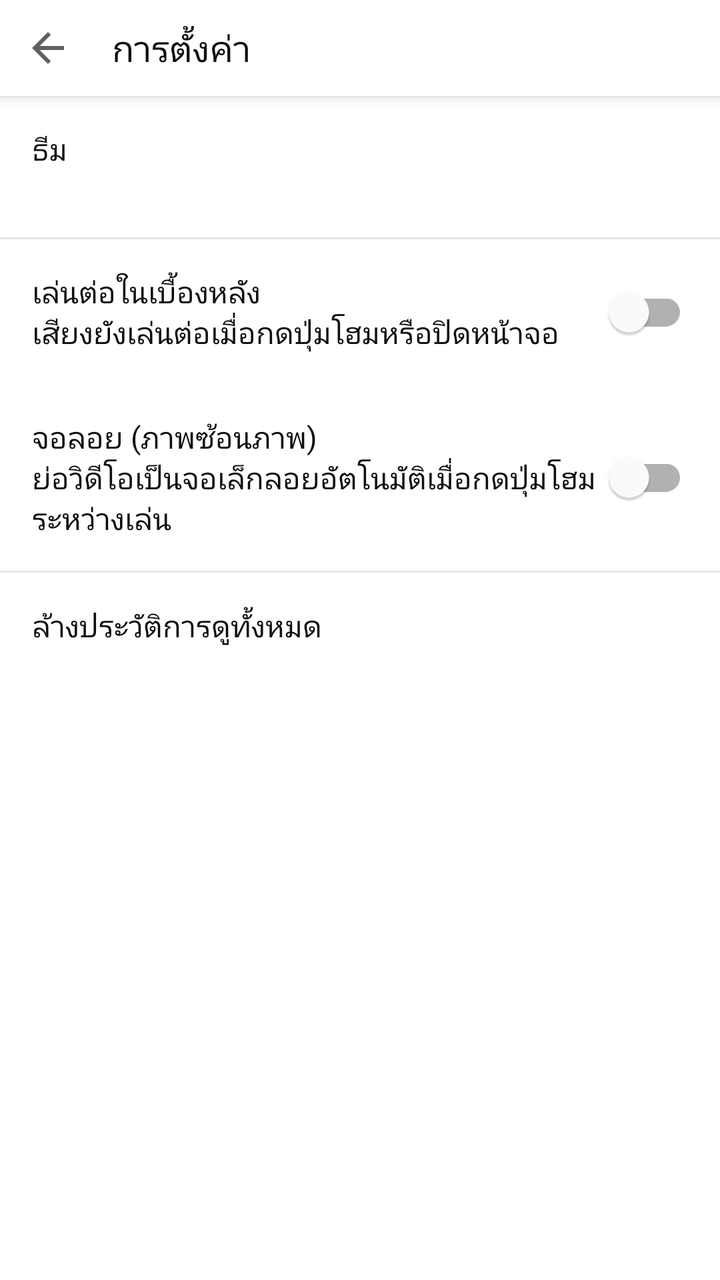
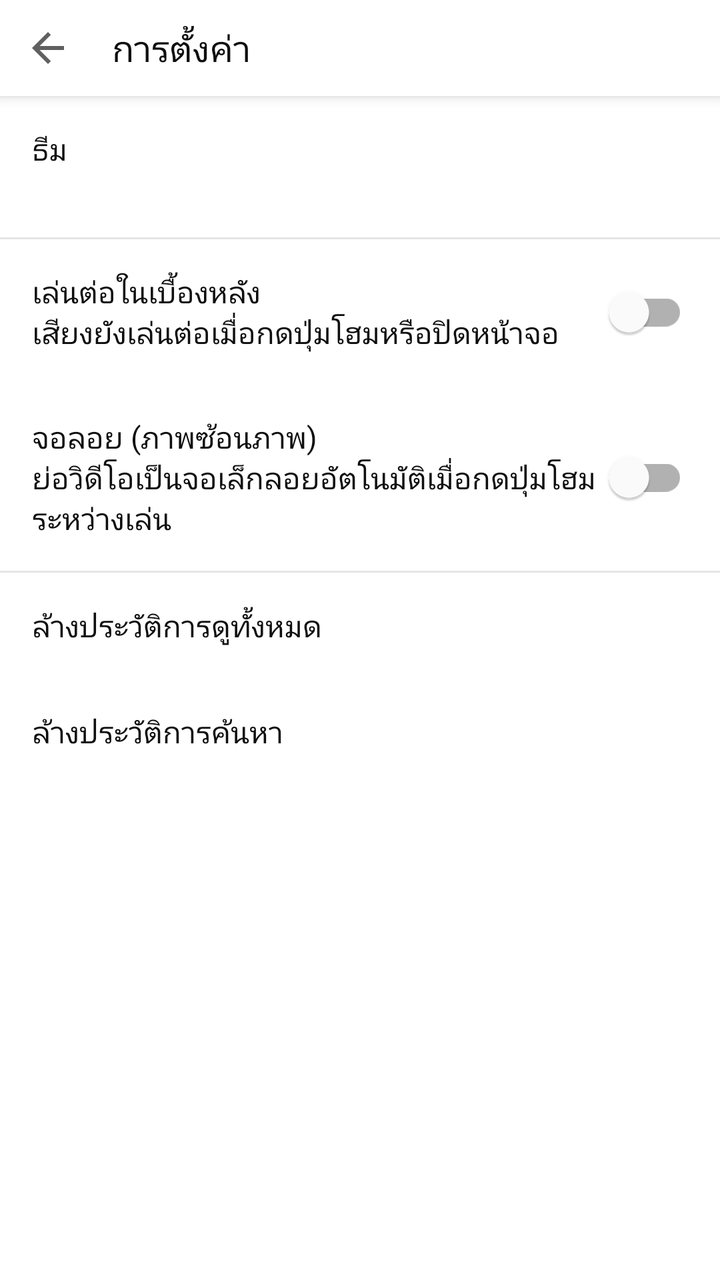

An Android layout rendered at two revisions. The XML below is the earlier revision; the diff shows what the commit changed to produce the second picture.
<!-- AndroidManifest.xml: application theme Theme.YTClassic -->
<!-- res/layout/activity_settings.xml -->
<LinearLayout xmlns:android="http://schemas.android.com/apk/res/android" android:id="@+id/root" android:layout_width="match_parent" android:layout_height="match_parent"
    android:orientation="vertical" android:background="@color/bg">
  <LinearLayout android:layout_width="match_parent" android:layout_height="48dp" android:orientation="horizontal" android:gravity="center_vertical" android:background="@color/bg" android:elevation="4dp">
    <ImageButton android:id="@+id/btnBack" android:layout_width="48dp" android:layout_height="48dp" android:background="?attr/selectableItemBackgroundBorderless" android:src="@drawable/ic_back" android:contentDescription="@string/back"/>
    <TextView android:layout_width="0dp" android:layout_weight="1" android:layout_height="wrap_content" android:layout_marginStart="8dp" android:text="การตั้งค่า" android:textColor="@color/text1" android:textSize="18sp"/>
  </LinearLayout>
  <ScrollView android:layout_width="match_parent" android:layout_height="match_parent">
    <LinearLayout android:layout_width="match_parent" android:layout_height="wrap_content" android:orientation="vertical">
      <LinearLayout android:id="@+id/rowTheme" android:layout_width="match_parent" android:layout_height="wrap_content" android:orientation="vertical" android:padding="16dp" android:background="?attr/selectableItemBackground">
        <TextView android:layout_width="wrap_content" android:layout_height="wrap_content" android:text="ธีม" android:textColor="@color/text1" android:textSize="15sp"/>
        <TextView android:id="@+id/themeValue" android:layout_width="wrap_content" android:layout_height="wrap_content" android:textColor="@color/text2" android:textSize="13sp"/>
      </LinearLayout>
      <View android:layout_width="match_parent" android:layout_height="1dp" android:background="@color/divider"/>
      <com.google.android.material.switchmaterial.SwitchMaterial android:id="@+id/swBackground" android:layout_width="match_parent" android:layout_height="wrap_content" android:padding="16dp"
          android:text="เล่นต่อในเบื้องหลัง\nเสียงยังเล่นต่อเมื่อกดปุ่มโฮมหรือปิดหน้าจอ" android:textColor="@color/text1" android:textSize="15sp"/>
      <com.google.android.material.switchmaterial.SwitchMaterial android:id="@+id/swPip" android:layout_width="match_parent" android:layout_height="wrap_content" android:padding="16dp"
          android:text="จอลอย (ภาพซ้อนภาพ)\nย่อวิดีโอเป็นจอเล็กลอยอัตโนมัติเมื่อกดปุ่มโฮมระหว่างเล่น" android:textColor="@color/text1" android:textSize="15sp"/>
      <View android:layout_width="match_parent" android:layout_height="1dp" android:background="@color/divider"/>
      <TextView android:id="@+id/rowClearHistory" android:layout_width="match_parent" android:layout_height="wrap_content" android:padding="16dp" android:background="?attr/selectableItemBackground"
          android:text="ล้างประวัติการดูทั้งหมด" android:textColor="@color/text1" android:textSize="15sp"/>
      <TextView android:id="@+id/version" android:layout_width="match_parent" android:layout_height="wrap_content" android:padding="16dp" android:textColor="@color/text3" android:textSize="12sp"/>
    </LinearLayout>
  </ScrollView>
</LinearLayout>
<!-- resources referenced by this layout -->
<resources>
  <color name="bg">#FFFFFF</color>
  <color name="divider">#E5E5E5</color>
  <color name="text1">#0F0F0F</color>
  <color name="text2">#606060</color>
  <color name="text3">#909090</color>
  <!-- drawable ic_back (drawable) -->
  <vector xmlns:android="http://schemas.android.com/apk/res/android" android:width="24dp" android:height="24dp" android:viewportWidth="24" android:viewportHeight="24" android:tint="?attr/colorControlNormal">
    <path android:fillColor="@android:color/white" android:pathData="M20,11H7.830l5.59,-5.59L12,4l-8,8 8,8 1.41,-1.41L7.83,13H20v-2z"/>
  </vector>
  <string name="back">ย้อนกลับ</string>
  <style name="Theme.YTClassic" parent="Theme.MaterialComponents.DayNight.NoActionBar">
      <item name="colorPrimary">@color/bg</item>
      <item name="colorPrimaryVariant">@color/placeholder</item>
      <item name="colorOnPrimary">@color/text1</item>
      <item name="colorSecondary">#FF0000</item>
      <item name="colorAccent">#FF0000</item>
      <item name="colorControlNormal">@color/icon</item>
      <item name="android:statusBarColor">@android:color/transparent</item>
      <item name="android:windowLightStatusBar">true</item>
      <item name="android:navigationBarColor">@android:color/transparent</item>
      <item name="android:windowBackground">@color/bg</item>
      <item name="android:textColorPrimary">@color/text1</item>
      <item name="android:textColorSecondary">@color/text2</item>
      <item name="colorSurface">@color/surface</item>
      <item name="colorOnSurface">@color/text1</item>
    </style>
  <color name="placeholder">#E0E0E0</color>
  <color name="icon">#606060</color>
  <color name="surface">#FFFFFF</color>
</resources>

<!-- the commit's change to res/layout/activity_settings.xml (unified diff, before → after) -->
@@ -18,6 +18,8 @@
       <View android:layout_width="match_parent" android:layout_height="1dp" android:background="@color/divider"/>
       <TextView android:id="@+id/rowClearHistory" android:layout_width="match_parent" android:layout_height="wrap_content" android:padding="16dp" android:background="?attr/selectableItemBackground"
           android:text="ล้างประวัติการดูทั้งหมด" android:textColor="@color/text1" android:textSize="15sp"/>
+      <TextView android:id="@+id/rowClearSearch" android:layout_width="match_parent" android:layout_height="wrap_content" android:padding="16dp" android:background="?attr/selectableItemBackground"
+          android:text="ล้างประวัติการค้นหา" android:textColor="@color/text1" android:textSize="15sp"/>
       <TextView android:id="@+id/version" android:layout_width="match_parent" android:layout_height="wrap_content" android:padding="16dp" android:textColor="@color/text3" android:textSize="12sp"/>
     </LinearLayout>
   </ScrollView>
